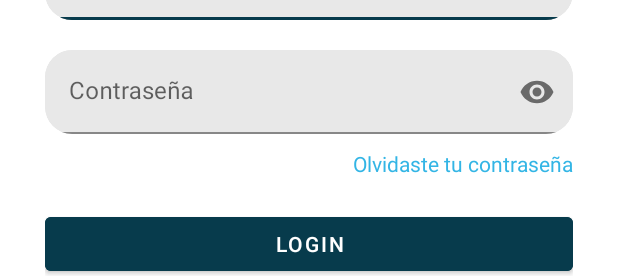
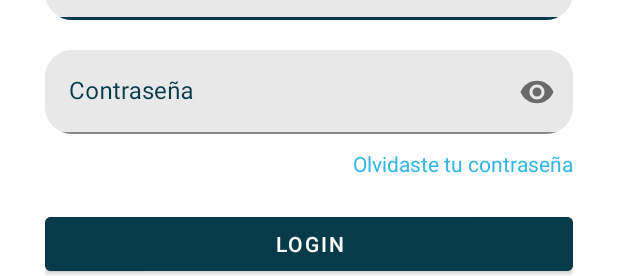
Before and after one commit to alfredoT7/RutaXpress-FE, an Android app: the layout activity_login.xml on its own in the app's theme, with its tools: preview values and no code run, on a phone screen of 412 x 824 dp. Shown: the part 622-898 px from the top of the screen. Run offline under Robolectric (Android 15) with nearby library versions, the phone set to English and light mode, and no system bars.

Commit message:
Fix: hint entry pass and email

```diff
--- a/app/src/main/res/layout/activity_login.xml
+++ b/app/src/main/res/layout/activity_login.xml
@@ -50,6 +50,7 @@
             <com.google.android.material.textfield.TextInputLayout
                 android:layout_width="match_parent"
                 android:layout_height="wrap_content"
+                style="@style/hintColor"
                 >
                 <com.google.android.material.textfield.TextInputEditText
                     android:id="@+id/etUsername"
@@ -76,6 +77,7 @@
                 android:layout_width="match_parent"
                 android:layout_height="wrap_content"
                 app:passwordToggleEnabled="true"
+                style="@style/hintColor"
                 >
                 <com.google.android.material.textfield.TextInputEditText
                     android:id="@+id/etPassword"
--- a/app/src/main/res/layout/activity_register.xml
+++ b/app/src/main/res/layout/activity_register.xml
@@ -18,7 +18,6 @@
         style="@style/appSubtitle"
         android:layout_marginTop="30dp"
         android:gravity="center"
-        android:textColor="@color/black"
         />
 
     <LinearLayout
--- a/app/src/main/res/values-night/themes.xml
+++ b/app/src/main/res/values-night/themes.xml
@@ -19,6 +19,6 @@
     </style>
     <style name="hintColor">
         <item name="android:textColor">@color/black</item>
-        <item name="android:textColorHint">@color/black</item>
+        <item name="android:textColorHint">@color/teal_200</item>
     </style>
 </resources>
--- a/app/src/main/res/values/themes.xml
+++ b/app/src/main/res/values/themes.xml
@@ -21,6 +21,6 @@
     </style>
     <style name="hintColor">
         <item name="android:textColor">@color/black</item>
-        <item name="android:textColorHint">@color/teal_200</item>
+        <item name="android:textColorHint">@color/btnColor</item>
     </style>
 </resources>
```
